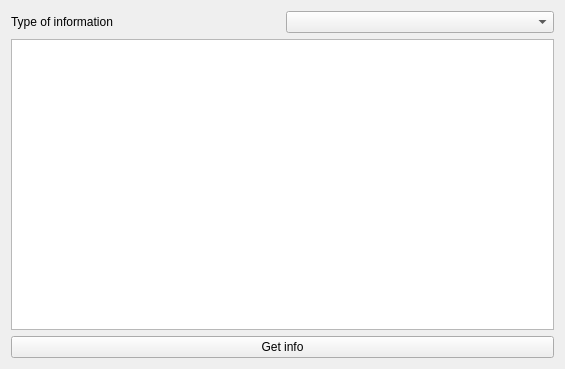
Qt form db_form.ui (AntonGudimov/BIM) before a commit.
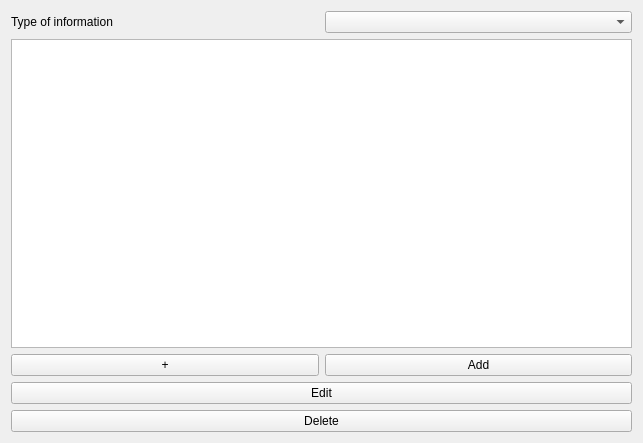
The same form after that commit.

Commit message: Now user can add, edit and delete info in data base using form

The edit to the form file:
```diff
--- a/db_form.ui
+++ b/db_form.ui
@@ -6,14 +6,14 @@
    <rect>
     <x>0</x>
     <y>0</y>
-    <width>565</width>
-    <height>369</height>
+    <width>643</width>
+    <height>443</height>
    </rect>
   </property>
   <property name="windowTitle">
    <string>Database form</string>
   </property>
-  <layout class="QHBoxLayout" name="horizontalLayout_2">
+  <layout class="QVBoxLayout" name="verticalLayout_2">
    <item>
     <layout class="QVBoxLayout" name="verticalLayout">
      <item>
@@ -34,9 +34,34 @@
       <widget class="QTableWidget" name="infoTableWidget"/>
      </item>
      <item>
-      <widget class="QPushButton" name="getInfoButton">
+      <layout class="QHBoxLayout" name="horizontalLayout_2">
+       <item>
+        <widget class="QPushButton" name="addRowButton">
+         <property name="text">
+          <string>+</string>
+         </property>
+        </widget>
+       </item>
+       <item>
+        <widget class="QPushButton" name="addButton">
+         <property name="text">
+          <string>Add</string>
+         </property>
+        </widget>
+       </item>
+      </layout>
+     </item>
+     <item>
+      <widget class="QPushButton" name="editButton">
        <property name="text">
-        <string>Get info</string>
+        <string>Edit</string>
+       </property>
+      </widget>
+     </item>
+     <item>
+      <widget class="QPushButton" name="deleteButton">
+       <property name="text">
+        <string>Delete</string>
        </property>
       </widget>
      </item>
```
The commit also changes 5 other files.
